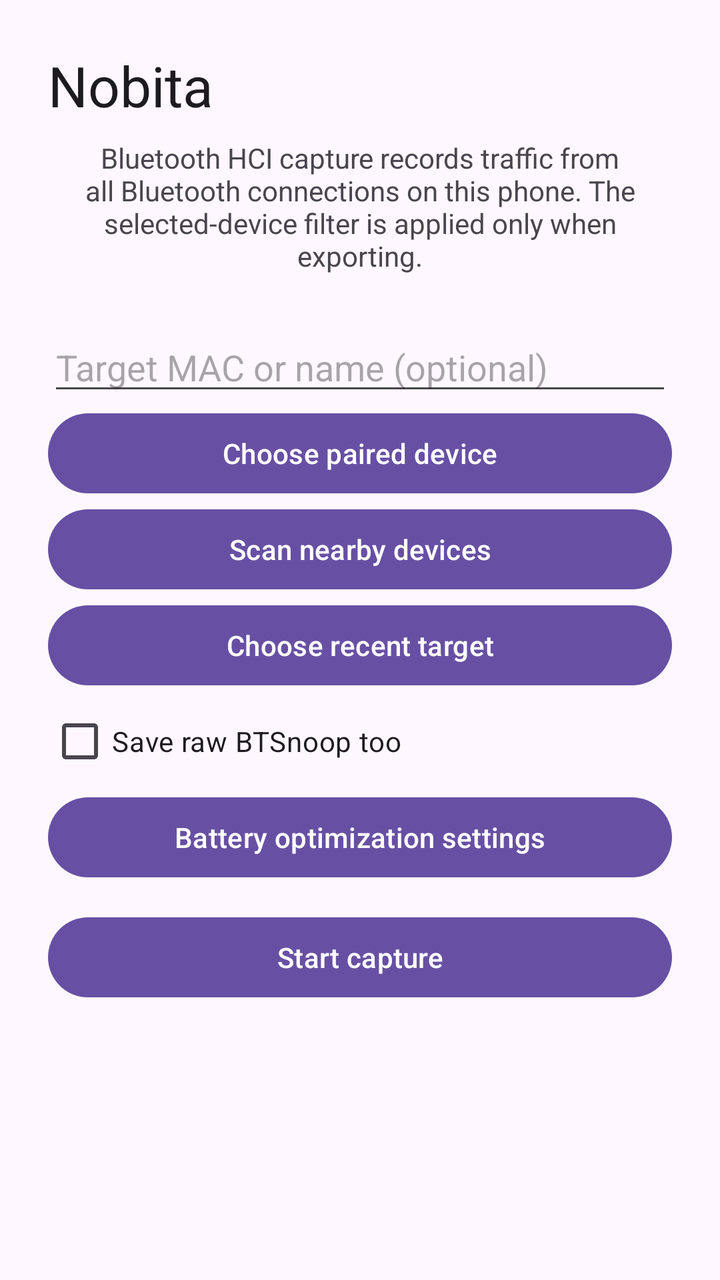
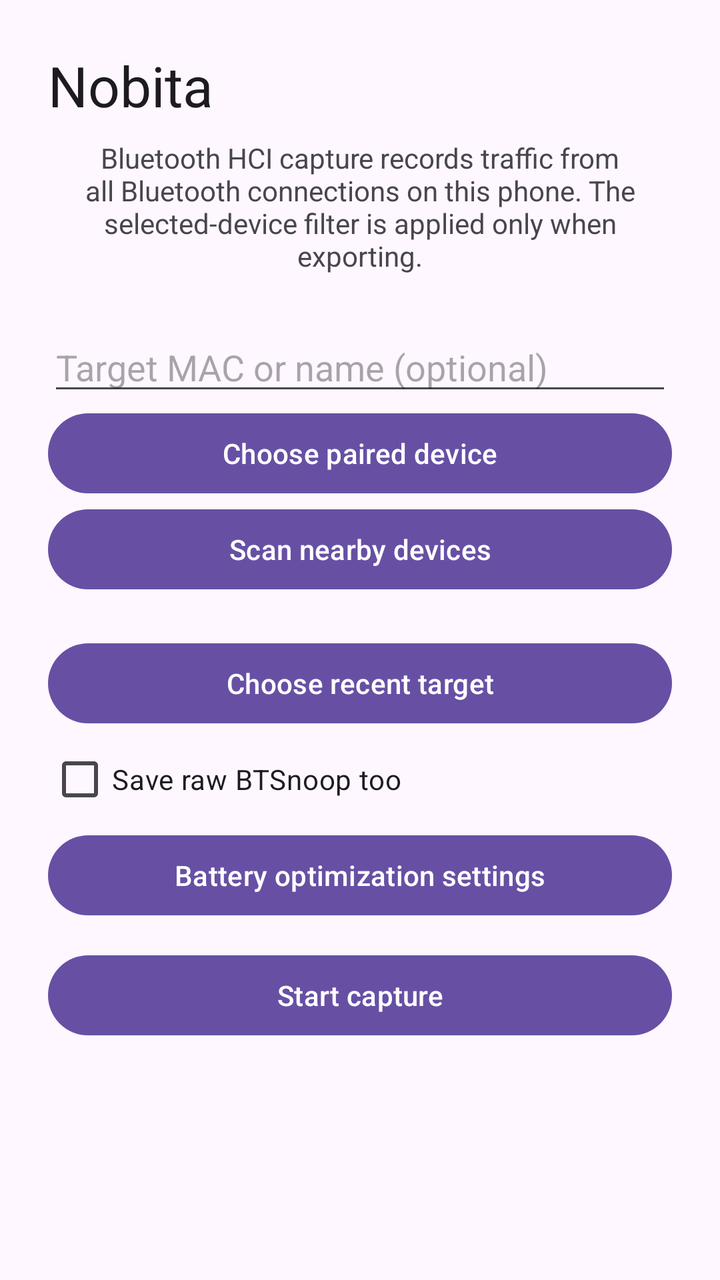

The first picture is an Android layout as it rendered before a commit; the second is the same layout after the commit. The layout source and the unified diff follow.
<!-- AndroidManifest.xml: application theme Theme.Nobita -->
<!-- res/layout/activity_main.xml -->
<?xml version="1.0" encoding="utf-8"?>
<LinearLayout xmlns:android="http://schemas.android.com/apk/res/android"
    android:layout_width="match_parent"
    android:layout_height="match_parent"
    android:gravity="center_horizontal"
    android:orientation="vertical"
    android:padding="24dp">

    <TextView
        android:layout_width="match_parent"
        android:layout_height="wrap_content"
        android:text="@string/app_name"
        android:textAppearance="?attr/textAppearanceHeadlineMedium" />

    <TextView
        android:layout_width="wrap_content"
        android:layout_height="wrap_content"
        android:layout_marginTop="8dp"
        android:gravity="center"
        android:text="@string/app_description" />

    <EditText
        android:id="@+id/target"
        android:layout_width="match_parent"
        android:layout_height="wrap_content"
        android:layout_marginTop="24dp"
        android:hint="@string/capture_target_hint"
        android:inputType="text" />

    <Button
        android:id="@+id/choose_paired"
        android:layout_width="match_parent"
        android:layout_height="wrap_content"
        android:text="@string/choose_paired" />
    <Button android:id="@+id/scan_nearby" android:layout_width="match_parent" android:layout_height="wrap_content" android:text="@string/scan_nearby" />
    <Button android:id="@+id/choose_recent" android:layout_width="match_parent" android:layout_height="wrap_content" android:text="@string/choose_recent" />
    <CheckBox android:id="@+id/save_raw" android:layout_width="match_parent" android:layout_height="wrap_content" android:text="@string/save_raw" />
    <Button android:id="@+id/battery_settings" android:layout_width="match_parent" android:layout_height="wrap_content" android:text="@string/battery_settings" />

    <Button
        android:id="@+id/start_capture"
        android:layout_width="match_parent"
        android:layout_height="wrap_content"
        android:layout_marginTop="12dp"
        android:text="@string/start_capture" />

    <Button
        android:id="@+id/stop_export"
        android:layout_width="match_parent"
        android:layout_height="wrap_content"
        android:text="@string/stop_export"
        android:visibility="gone" />
    <Button android:id="@+id/export_full" android:layout_width="match_parent" android:layout_height="wrap_content" android:text="@string/export_full" android:visibility="gone" />

    <TextView
        android:id="@+id/status"
        android:layout_width="match_parent"
        android:layout_height="wrap_content"
        android:layout_marginTop="16dp" />

    <LinearLayout
        android:id="@+id/export_actions"
        android:layout_width="match_parent"
        android:layout_height="wrap_content"
        android:visibility="gone">
        <Button android:id="@+id/open_capture" android:layout_width="0dp" android:layout_height="wrap_content" android:layout_weight="1" android:text="@string/open_capture" />
        <Button android:id="@+id/share_capture" android:layout_width="0dp" android:layout_height="wrap_content" android:layout_weight="1" android:text="@string/share_capture" />
    </LinearLayout>
</LinearLayout>
<!-- resources referenced by this layout -->
<resources>
  <string name="app_description">Bluetooth HCI capture records traffic from all Bluetooth connections on this phone. The selected-device filter is applied only when exporting.</string>
  <string name="app_name">Nobita</string>
  <string name="battery_settings">Battery optimization settings</string>
  <string name="capture_target_hint">Target MAC or name (optional)</string>
  <string name="choose_paired">Choose paired device</string>
  <string name="choose_recent">Choose recent target</string>
  <string name="export_full">Export full capture</string>
  <string name="open_capture">Open</string>
  <string name="save_raw">Save raw BTSnoop too</string>
  <string name="scan_nearby">Scan nearby devices</string>
  <string name="share_capture">Share</string>
  <string name="start_capture">Start capture</string>
  <string name="stop_export">Stop &amp; export</string>
  <style name="Theme.Nobita" parent="Theme.Material3.DayNight.NoActionBar" />
</resources>

<!-- the commit's change to res/layout/activity_main.xml (unified diff, before → after) -->
@@ -33,6 +33,10 @@
         android:layout_height="wrap_content"
         android:text="@string/choose_paired" />
     <Button android:id="@+id/scan_nearby" android:layout_width="match_parent" android:layout_height="wrap_content" android:text="@string/scan_nearby" />
+    <LinearLayout android:layout_width="match_parent" android:layout_height="wrap_content" android:gravity="center_vertical">
+        <ImageView android:id="@+id/scan_indicator" android:layout_width="24dp" android:layout_height="24dp" android:contentDescription="@null" android:src="@drawable/ic_progress_activity" android:visibility="gone" />
+        <TextView android:id="@+id/scan_status" android:layout_width="wrap_content" android:layout_height="wrap_content" android:layout_marginStart="8dp" />
+    </LinearLayout>
     <Button android:id="@+id/choose_recent" android:layout_width="match_parent" android:layout_height="wrap_content" android:text="@string/choose_recent" />
     <CheckBox android:id="@+id/save_raw" android:layout_width="match_parent" android:layout_height="wrap_content" android:text="@string/save_raw" />
     <Button android:id="@+id/battery_settings" android:layout_width="match_parent" android:layout_height="wrap_content" android:text="@string/battery_settings" />
<!-- resource entries referenced after the edit -->
@@ -1,5 +1,15 @@
 <!-- resources referenced by this layout -->
 <resources>
+  <!-- drawable ic_progress_activity (drawable) -->
+  <vector xmlns:android="http://schemas.android.com/apk/res/android"
+      android:width="24dp"
+      android:height="24dp"
+      android:viewportWidth="24"
+      android:viewportHeight="24">
+      <path
+          android:fillColor="@android:color/black"
+          android:pathData="M12,2A10,10 0,1 0,22 12A10,10 0,0 0,12 2M12,20A8,8 0,1 1,20 12A8,8 0,0 1,12 20M12,6A6,6 0,1 0,18 12A6,6 0,0 0,12 6M12,16A4,4 0,1 1,16 12A4,4 0,0 1,12 16Z" />
+  </vector>
   <string name="app_description">Bluetooth HCI capture records traffic from all Bluetooth connections on this phone. The selected-device filter is applied only when exporting.</string>
   <string name="app_name">Nobita</string>
   <string name="battery_settings">Battery optimization settings</string>
